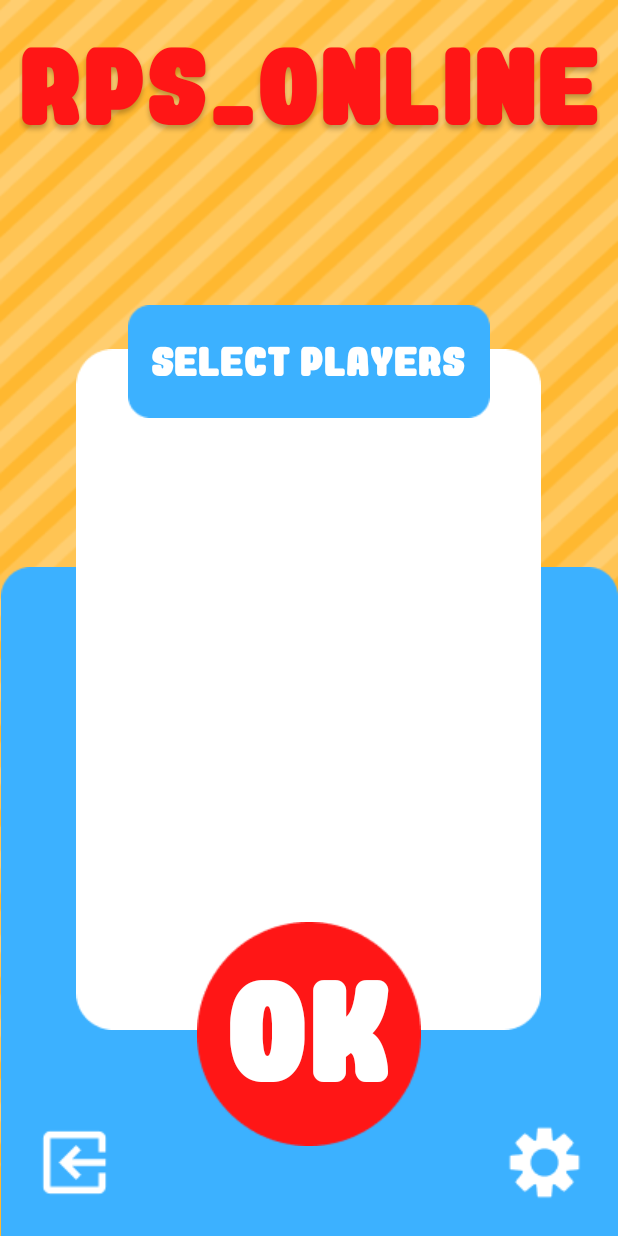
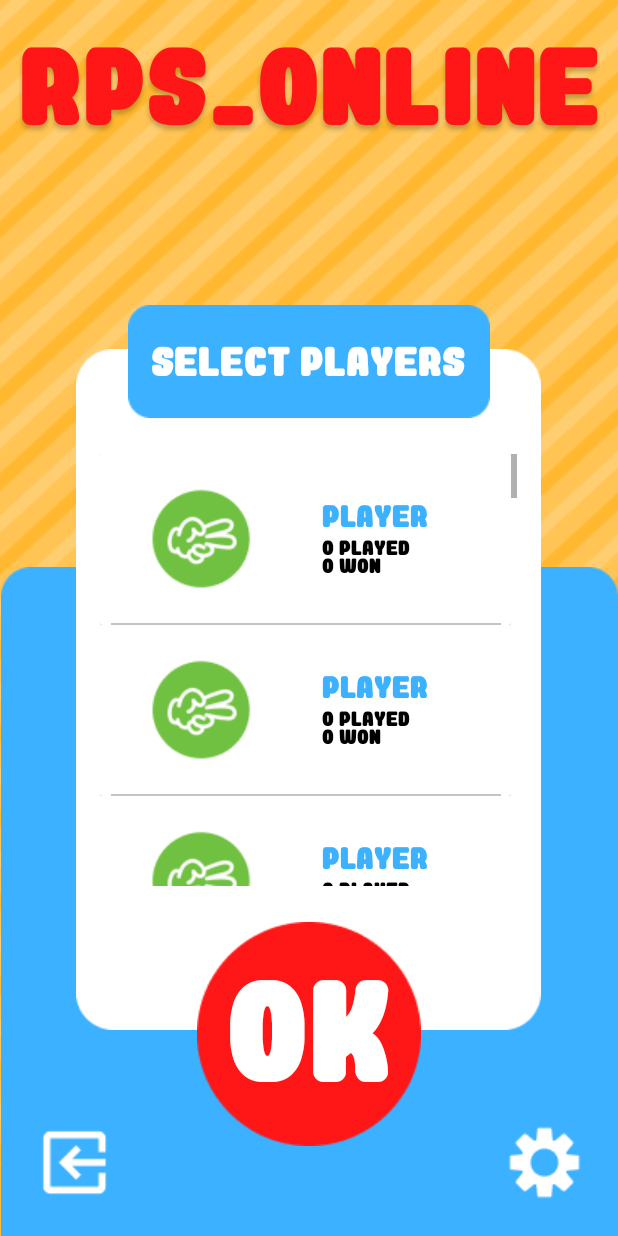
Before and after one commit to dward2nd/rock-paper-scissor, an Android app: the SelectPlayer screen opened directly, with no data from a screen before it, on a phone screen of 412 x 824 dp. Run offline under Robolectric (Android 15) with nearby library versions, the phone set to English and light mode, and no system bars; Roboto replaces fonts that are not available here; 1 statement that could not run was skipped.

Commit message:
(misc) remove displayPlayerName from SelectPlayer

```diff
--- a/app/src/main/java/com/rockpaperscissor/SelectPlayer.java
+++ b/app/src/main/java/com/rockpaperscissor/SelectPlayer.java
@@ -28,13 +28,12 @@ public class SelectPlayer extends AppCompatActivity {
       setContentView(R.layout.player_menu);
       getSupportActionBar().hide();
 
-      displayNameLabel = findViewById(R.id.displayNameLabel);
       playerList = findViewById(R.id.playerList);
 
       // receive a message from LoginActivity and display here.
       Intent intent = getIntent();
       RPSPlayer clientPlayer = intent.getParcelableExtra(LoginActivity.INTENT_LOGIN);
-      //displayNameLabel.setText(clientPlayer.getDisplayName());
+
       Toast.makeText(getApplicationContext(),
             "Current User: " + clientPlayer.getDisplayName(),
             Toast.LENGTH_LONG)
--- a/app/src/main/java/com/rockpaperscissor/components/SelectPlayerAdapter.java
+++ b/app/src/main/java/com/rockpaperscissor/components/SelectPlayerAdapter.java
@@ -11,15 +11,16 @@ import androidx.annotation.NonNull;
 import androidx.recyclerview.widget.RecyclerView;
 
 import com.rockpaperscissor.R;
+import com.rockpaperscissor.RPSPlayer;
 
 public class SelectPlayerAdapter extends RecyclerView.Adapter<SelectPlayerAdapter.ViewHolder> {
 
-   String[] playerNames;
+   RPSPlayer[] players;
    Context context;
 
-   public SelectPlayerAdapter(Context context, String[] playerNames) {
+   public SelectPlayerAdapter(Context context, RPSPlayer[] players) {
       this.context = context;
-      this.playerNames = playerNames;
+      this.players = players;
    }
 
    @NonNull
@@ -32,20 +33,25 @@ public class SelectPlayerAdapter extends RecyclerView.Adapter<SelectPlayerAdapte
 
    @Override
    public void onBindViewHolder(@NonNull ViewHolder holder, int position) {
-      holder.playerNameLabel.setText(playerNames[position]);
+      holder.playerNameLabel.setText(players[position].getDisplayName());
+      holder.playerStatLabel.setText(String.format("%d played\n%d won",
+            players[position].getTotalGamePlayed(),
+            players[position].getTotalGameWon()));
    }
 
    @Override
    public int getItemCount() {
-      return this.playerNames.length;
+      return this.players.length;
    }
 
    public static class ViewHolder extends RecyclerView.ViewHolder {
       TextView playerNameLabel;
+      TextView playerStatLabel;
 
       public ViewHolder(View itemView) {
          super(itemView);
          playerNameLabel = itemView.findViewById(R.id.playerNameLabel);
+         playerStatLabel = itemView.findViewById(R.id.playerStatLabel);
       }
    }
 }
```
